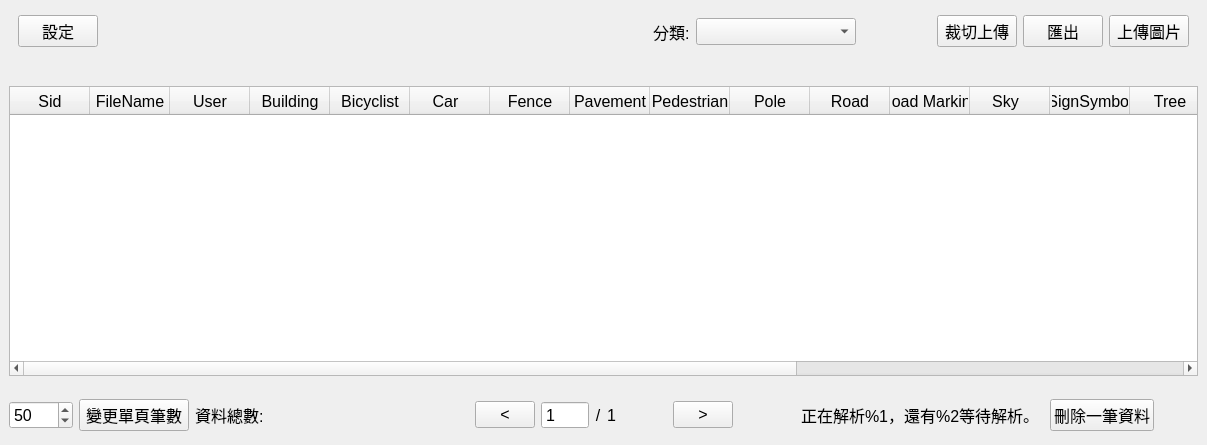
Qt form TfriClient/WTableAnalyze.ui (roger0816/Tfri) before a commit.
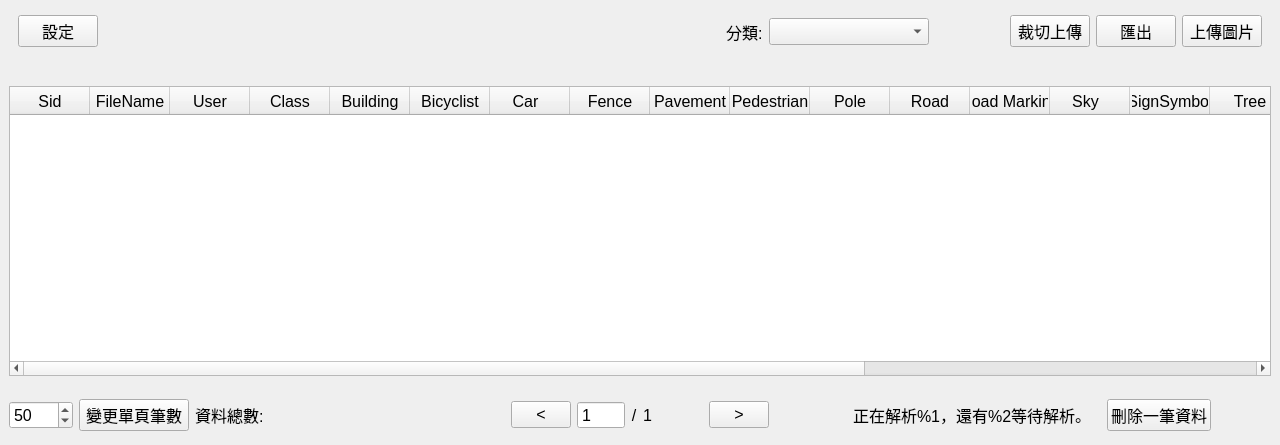
The same form after that commit.

```diff
--- a/TfriClient/WTableAnalyze.ui
+++ b/TfriClient/WTableAnalyze.ui
@@ -6,7 +6,7 @@
    <rect>
     <x>0</x>
     <y>0</y>
-    <width>1207</width>
+    <width>1280</width>
     <height>445</height>
    </rect>
   </property>
@@ -42,95 +42,21 @@
       </font>
      </property>
      <layout class="QGridLayout" name="gridLayout_2">
-      <item row="0" column="0">
-       <widget class="QWidget" name="widget_2" native="true">
+      <item row="3" column="0" colspan="2">
+       <widget class="QWidget" name="widget_10" native="true">
         <property name="sizePolicy">
-         <sizepolicy hsizetype="Preferred" vsizetype="Fixed">
+         <sizepolicy hsizetype="Preferred" vsizetype="Expanding">
           <horstretch>0</horstretch>
           <verstretch>0</verstretch>
          </sizepolicy>
         </property>
         <property name="minimumSize">
          <size>
-          <width>0</width>
-          <height>30</height>
-         </size>
-        </property>
-        <layout class="QHBoxLayout" name="horizontalLayout_6">
-         <property name="topMargin">
-          <number>0</number>
-         </property>
-         <property name="bottomMargin">
-          <number>0</number>
-         </property>
-         <item>
-          <widget class="QPushButton" name="btnClass">
-           <property name="text">
-            <string>設定</string>
-           </property>
-          </widget>
-         </item>
-         <item>
-          <spacer name="horizontalSpacer">
-           <property name="orientation">
-            <enum>Qt::Horizontal</enum>
-           </property>
-           <property name="sizeHint" stdset="0">
-            <size>
-             <width>925</width>
-             <height>20</height>
-            </size>
-           </property>
-          </spacer>
-         </item>
-         <item>
-          <widget class="QWidget" name="widget" native="true">
-           <property name="minimumSize">
-            <size>
-             <width>0</width>
+          <width>100</width>
              <height>0</height>
             </size>
            </property>
-           <layout class="QHBoxLayout" name="horizontalLayout_7">
-            <item>
-             <widget class="QLabel" name="label_2">
-              <property name="sizePolicy">
-               <sizepolicy hsizetype="Fixed" vsizetype="Preferred">
-                <horstretch>0</horstretch>
-                <verstretch>0</verstretch>
-               </sizepolicy>
-              </property>
-              <property name="text">
-               <string>分類:</string>
-              </property>
-             </widget>
-            </item>
-            <item>
-             <widget class="QComboBox" name="cbClass">
-              <property name="minimumSize">
-               <size>
-                <width>160</width>
-                <height>0</height>
-               </size>
-              </property>
-             </widget>
-            </item>
-           </layout>
-          </widget>
-         </item>
-         <item>
-          <widget class="QWidget" name="widget_8" native="true">
-           <property name="minimumSize">
-            <size>
-             <width>60</width>
-             <height>0</height>
-            </size>
-           </property>
-          </widget>
-         </item>
-         <item>
-          <widget class="QWidget" name="widget_7" native="true">
-           <layout class="QHBoxLayout" name="horizontalLayout_5">
+        <layout class="QGridLayout" name="gridLayout_3">
             <property name="leftMargin">
              <number>0</number>
             </property>
@@ -143,34 +69,10 @@
             <property name="bottomMargin">
              <number>0</number>
             </property>
-            <item>
-             <widget class="QPushButton" name="btnClipPic">
-              <property name="text">
-               <string>裁切上傳</string>
-              </property>
-             </widget>
-            </item>
-            <item>
-             <widget class="QPushButton" name="btnOutput">
-              <property name="text">
-               <string>匯出</string>
-              </property>
-             </widget>
-            </item>
-            <item>
-             <widget class="QPushButton" name="btnUpload">
-              <property name="text">
-               <string>上傳圖片</string>
-              </property>
-             </widget>
-            </item>
-           </layout>
-          </widget>
-         </item>
-        </layout>
-       </widget>
-      </item>
-      <item row="3" column="0">
+         <property name="spacing">
+          <number>0</number>
+         </property>
+         <item row="0" column="0">
        <widget class="QTableWidget" name="tableWidget">
         <property name="font">
          <font>
@@ -225,6 +127,11 @@
           <string>User</string>
          </property>
         </column>
+           <column>
+            <property name="text">
+             <string>Class</string>
+            </property>
+           </column>
         <column>
          <property name="text">
           <string>Building</string>
@@ -317,7 +224,10 @@
         </column>
        </widget>
       </item>
-      <item row="1" column="0">
+        </layout>
+       </widget>
+      </item>
+      <item row="1" column="0" colspan="2">
        <widget class="QWidget" name="wColorArea" native="true">
         <property name="sizePolicy">
          <sizepolicy hsizetype="Preferred" vsizetype="Fixed">
@@ -339,6 +249,134 @@
         </property>
        </widget>
       </item>
+      <item row="0" column="0" colspan="2">
+       <widget class="QWidget" name="widget_2" native="true">
+        <property name="sizePolicy">
+         <sizepolicy hsizetype="Preferred" vsizetype="Fixed">
+          <horstretch>0</horstretch>
+          <verstretch>0</verstretch>
+         </sizepolicy>
+        </property>
+        <property name="minimumSize">
+         <size>
+          <width>0</width>
+          <height>30</height>
+         </size>
+        </property>
+        <layout class="QHBoxLayout" name="horizontalLayout_6">
+         <property name="topMargin">
+          <number>0</number>
+         </property>
+         <property name="bottomMargin">
+          <number>0</number>
+         </property>
+         <item>
+          <widget class="QPushButton" name="btnClass">
+           <property name="text">
+            <string>設定</string>
+           </property>
+          </widget>
+         </item>
+         <item>
+          <spacer name="horizontalSpacer">
+           <property name="orientation">
+            <enum>Qt::Horizontal</enum>
+           </property>
+           <property name="sizeHint" stdset="0">
+            <size>
+             <width>925</width>
+             <height>20</height>
+            </size>
+           </property>
+          </spacer>
+         </item>
+         <item>
+          <widget class="QWidget" name="widget" native="true">
+           <property name="minimumSize">
+            <size>
+             <width>0</width>
+             <height>0</height>
+            </size>
+           </property>
+           <layout class="QHBoxLayout" name="horizontalLayout_7">
+            <item>
+             <widget class="QLabel" name="label_2">
+              <property name="sizePolicy">
+               <sizepolicy hsizetype="Fixed" vsizetype="Preferred">
+                <horstretch>0</horstretch>
+                <verstretch>0</verstretch>
+               </sizepolicy>
+              </property>
+              <property name="text">
+               <string>分類:</string>
+              </property>
+             </widget>
+            </item>
+            <item>
+             <widget class="QComboBox" name="cbClass">
+              <property name="minimumSize">
+               <size>
+                <width>160</width>
+                <height>0</height>
+               </size>
+              </property>
+             </widget>
+            </item>
+           </layout>
+          </widget>
+         </item>
+         <item>
+          <widget class="QWidget" name="widget_8" native="true">
+           <property name="minimumSize">
+            <size>
+             <width>60</width>
+             <height>0</height>
+            </size>
+           </property>
+          </widget>
+         </item>
+         <item>
+          <widget class="QWidget" name="widget_7" native="true">
+           <layout class="QHBoxLayout" name="horizontalLayout_5">
+            <property name="leftMargin">
+             <number>0</number>
+            </property>
+            <property name="topMargin">
+             <number>0</number>
+            </property>
+            <property name="rightMargin">
+             <number>0</number>
+            </property>
+            <property name="bottomMargin">
+             <number>0</number>
+            </property>
+            <item>
+             <widget class="QPushButton" name="btnClipPic">
+              <property name="text">
+               <string>裁切上傳</string>
+              </property>
+             </widget>
+            </item>
+            <item>
+             <widget class="QPushButton" name="btnOutput">
+              <property name="text">
+               <string>匯出</string>
+              </property>
+             </widget>
+            </item>
+            <item>
+             <widget class="QPushButton" name="btnUpload">
+              <property name="text">
+               <string>上傳圖片</string>
+              </property>
+             </widget>
+            </item>
+           </layout>
+          </widget>
+         </item>
+        </layout>
+       </widget>
+      </item>
      </layout>
     </widget>
    </item>
```
Lines whose indentation alone changed are shown as unchanged.
